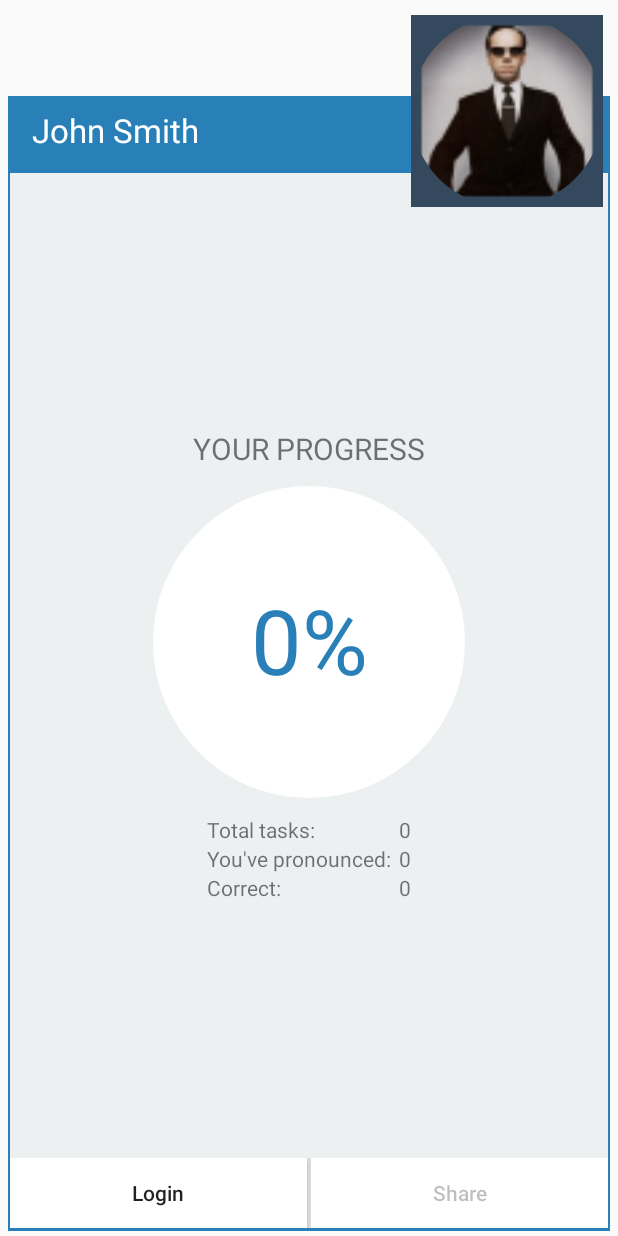
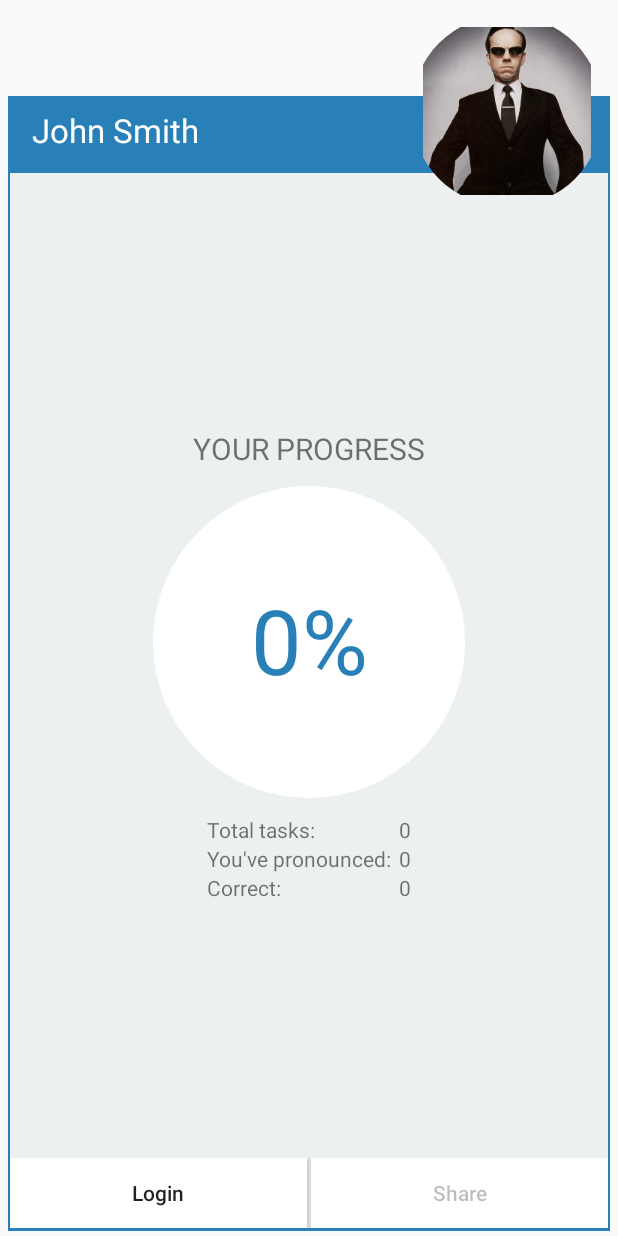
Before and after one commit to VysotskySviderskyGH/pronounceit, an Android app: the StatisticsActivity screen opened directly, with no data from a screen before it, on a phone screen of 412 x 824 dp. Run offline under Robolectric (Android 15) with nearby library versions, the phone set to English and light mode, and no system bars; libraries missing offline, so code that uses them is left out: android.support.v7, com.androidquery, com.androidquery.callback, com.facebook, com.github.gorbin.asne and 1 more; plain views replace RoundedImageView; 28 statements that could not run were skipped.

Commit message:
Closed new issue

```diff
--- a/app/src/main/java/com/vsgh/pronounceit/activity/StatisticsActivity.java
+++ b/app/src/main/java/com/vsgh/pronounceit/activity/StatisticsActivity.java
@@ -7,7 +7,6 @@ import android.graphics.Bitmap;
 import android.graphics.BitmapFactory;
 import android.os.AsyncTask;
 import android.os.Bundle;
-import android.os.Handler;
 import android.support.annotation.Nullable;
 import android.support.v4.app.Fragment;
 import android.support.v7.graphics.Palette;
@@ -109,10 +108,8 @@ public class StatisticsActivity extends BaseVsghActivity {
         private AQuery aQuery;
         private SocialNetworkManager mSocialNetworkManager;
         private int currentNetworkId;
-        private String[] colors;
-        private Runnable r;
         private int currentResult;
-        CircleProgress sector;
+        private CircleProgress sector;
 
         public StatisticsFragment() {
         }
@@ -175,6 +172,7 @@ public class StatisticsActivity extends BaseVsghActivity {
                 File userPic = aQuery.getCachedFile(userpicUrl);
                 BitmapFactory.Options options = new BitmapFactory.Options();
                 options.inPreferredConfig = Bitmap.Config.ARGB_8888;
+                if (userPic.exists()) {
                     Bitmap userBmp = BitmapFactory.decodeFile(userPic.getAbsolutePath(), options);
                     aQuery.id(R.id.userpic).image(userBmp);
                     Palette.PaletteAsyncListener listener = new Palette.PaletteAsyncListener() {
@@ -184,6 +182,7 @@ public class StatisticsActivity extends BaseVsghActivity {
                         }
                     };
                     Palette.generateAsync(userBmp, NUM_OF_COLORS_PALETTE, listener);
+                }
             }
             aQuery.id(R.id.content).backgroundColor(colorPalette);
             aQuery.id(R.id.share).enabled(true);
@@ -277,7 +276,7 @@ public class StatisticsActivity extends BaseVsghActivity {
             new AsyncTask<Integer, Integer, Integer>() {
                 @Override
                 protected Integer doInBackground(Integer... params) {
-                    for(int i=0;i<=params[0];i++){
+                    for (int i = 0; i <= params[0]; i++) {
                         publishProgress(i);
                         try {
                             Thread.sleep(500);
@@ -293,8 +292,6 @@ public class StatisticsActivity extends BaseVsghActivity {
                     super.onProgressUpdate(values);
                     sector.setmSubCurProgress(values[0]);
                 }
-
-
             }.execute(currentResult);
         }
 
@@ -389,7 +386,7 @@ public class StatisticsActivity extends BaseVsghActivity {
                 int successCount = user.getSuccess();
                 int allDoneCoun = successCount + user.getUnsuccessful();
                 SharedPrefsHelper.writeStringToSP(getActivity(),
-                        Constants.CURRENT_USER,"John Smith");
+                        Constants.CURRENT_USER, "John Smith");
                 aQuery.id(R.id.tv_all).text(allTasksCount + "");
                 aQuery.id(R.id.tv_correct).text(successCount + "");
                 aQuery.id(R.id.tv_done).text(allDoneCoun + "");
@@ -398,7 +395,7 @@ public class StatisticsActivity extends BaseVsghActivity {
                 new AsyncTask<Integer, Integer, Integer>() {
                     @Override
                     protected Integer doInBackground(Integer... params) {
-                        for(int i=0;i<=params[0];i++){
+                        for (int i = 0; i <= params[0]; i++) {
                             publishProgress(i);
                             try {
                                 Thread.sleep(500);
@@ -464,12 +461,19 @@ public class StatisticsActivity extends BaseVsghActivity {
                     defColor = resources.getColor(R.color.s_gp_color);
                     break;
             }
-            SharedPrefsHelper.writeStringToSP(getActivity(), Constants.USERNAME_PREFS, socialPerson.name);
+            String name = socialPerson.name;
+            if (socialPerson.name.length() > 20) {
+                String first = socialPerson.name.substring(0, 1).concat(".");
+                String second = socialPerson.name.substring(socialPerson.name.indexOf(" "),
+                        socialPerson.name.length());
+                name = first + " " + second;
+            }
+            SharedPrefsHelper.writeStringToSP(getActivity(), Constants.USERNAME_PREFS, name);
             SharedPrefsHelper.writeIntToSP(getActivity(), Constants.COLOR_PREFS, defColor);
             SharedPrefsHelper.writeIntToSP(getActivity(), Constants.SOCID_PREFS, networkId);
             SharedPrefsHelper.writeBooleanToSP(getActivity(), Constants.ONLINE_STATUS_PREFS, true);
             SharedPrefsHelper.writeStringToSP(getActivity(), Constants.USERPIC_URL_PREFS, socialPerson.avatarURL);
-            aQuery.id(R.id.name).text(socialPerson.name);
+            aQuery.id(R.id.name).text(name);
             aQuery.id(R.id.nameLine).backgroundColor(defColor);
             aQuery.id(R.id.connect).backgroundColor(defColor);
             aQuery.id(R.id.share).backgroundColor(defColor);
@@ -507,7 +511,7 @@ public class StatisticsActivity extends BaseVsghActivity {
                     new AsyncTask<Integer, Integer, Integer>() {
                         @Override
                         protected Integer doInBackground(Integer... params) {
-                            for(int i=0;i<=params[0];i++){
+                            for (int i = 0; i <= params[0]; i++) {
                                 publishProgress(i);
                                 try {
                                     Thread.sleep(500);
@@ -529,7 +533,7 @@ public class StatisticsActivity extends BaseVsghActivity {
                     break;
                 }
             }
-            if(!flag){
+            if (!flag) {
                 User user = new User(socialPerson.name, 0, 0);
                 user.save();
                 SharedPrefsHelper.writeStringToSP(getActivity(),
@@ -542,7 +546,7 @@ public class StatisticsActivity extends BaseVsghActivity {
                 new AsyncTask<Integer, Integer, Integer>() {
                     @Override
                     protected Integer doInBackground(Integer... params) {
-                        for(int i=0;i<=params[0];i++){
+                        for (int i = 0; i <= params[0]; i++) {
                             publishProgress(i);
                             try {
                                 Thread.sleep(500);
--- a/app/src/main/res/layout/statistics_fragment_layout.xml
+++ b/app/src/main/res/layout/statistics_fragment_layout.xml
@@ -168,10 +168,13 @@
             android:layout_alignParentRight="true"
             android:layout_alignParentTop="true"
             android:layout_margin="10dp"
-            android:background="@color/s_asphalt"
-            android:scaleType="centerCrop"
+            app:riv_border_width="2dp"
+            app:riv_mutate_background="true"
+            android:scaleType="center"
             android:src="@drawable/ic_smith"
-            app:riv_border_color="@color/s_asphalt" />
+            app:riv_border_color="@color/s_asphalt"
+            app:riv_oval="true"
+            app:riv_corner_radius="30dip"/>
     </RelativeLayout>
 
 
```
Also changed, not shown: app/src/main/ic_smith-web.png (deleted), app/src/main/res/drawable-hdpi/ic_smith.png (deleted), app/src/main/res/drawable-mdpi/ic_smith.png (deleted), app/src/main/res/drawable-xhdpi/ic_smith.png (deleted), app/src/main/res/drawable-xxhdpi/ic_smith.png. Lines whose indentation alone changed are shown as unchanged.
